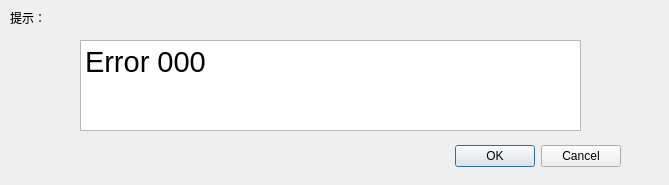
Above: dialog.ui from 520MianXiangDuiXiang520/Chat before the change. Below: the same form after it.
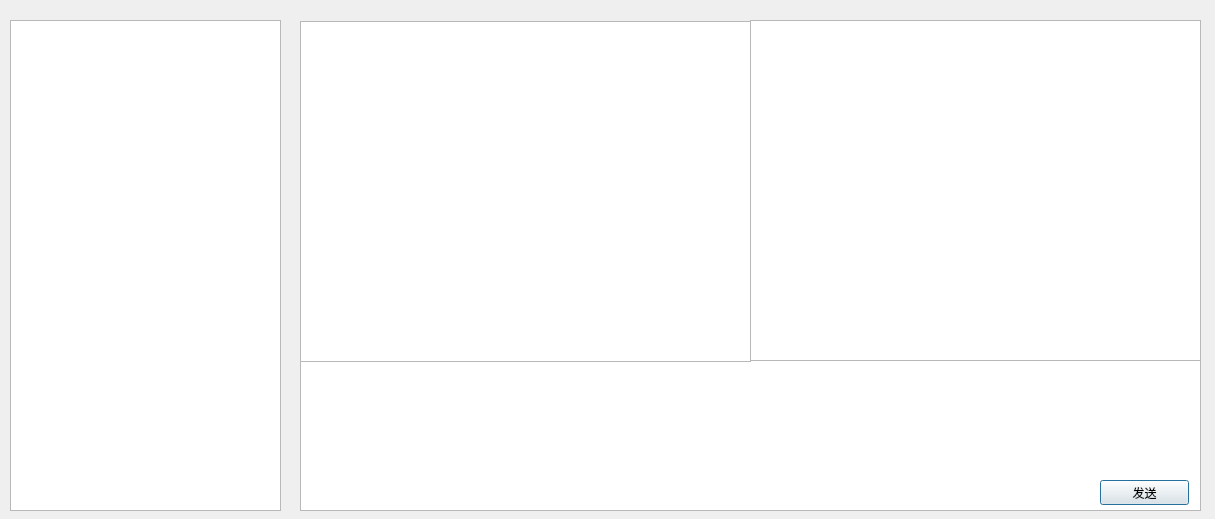
That is the form after the change.

```diff
--- a/dialog.ui
+++ b/dialog.ui
@@ -6,60 +6,64 @@
    <rect>
     <x>0</x>
     <y>0</y>
-    <width>669</width>
-    <height>185</height>
+    <width>1215</width>
+    <height>519</height>
    </rect>
   </property>
   <property name="windowTitle">
    <string>Dialog</string>
   </property>
-  <widget class="QDialogButtonBox" name="buttonBox">
+  <widget class="QTextEdit" name="textEdit">
    <property name="geometry">
     <rect>
-     <x>320</x>
-     <y>140</y>
-     <width>301</width>
-     <height>32</height>
+     <x>300</x>
+     <y>360</y>
+     <width>901</width>
+     <height>151</height>
     </rect>
    </property>
-   <property name="orientation">
-    <enum>Qt::Horizontal</enum>
+  </widget>
+  <widget class="QTextBrowser" name="textBrowser">
+   <property name="geometry">
+    <rect>
+     <x>300</x>
+     <y>21</y>
+     <width>451</width>
+     <height>341</height>
+    </rect>
    </property>
-   <property name="standardButtons">
-    <set>QDialogButtonBox::Cancel|QDialogButtonBox::Ok</set>
+  </widget>
+  <widget class="QTextBrowser" name="textBrowser_2">
+   <property name="geometry">
+    <rect>
+     <x>750</x>
+     <y>20</y>
+     <width>451</width>
+     <height>341</height>
+    </rect>
    </property>
   </widget>
-  <widget class="QLabel" name="label">
+  <widget class="QListView" name="listView">
    <property name="geometry">
     <rect>
      <x>10</x>
-     <y>10</y>
-     <width>68</width>
-     <height>15</height>
+     <y>20</y>
+     <width>271</width>
+     <height>491</height>
     </rect>
    </property>
-   <property name="lineWidth">
-    <number>3</number>
+  </widget>
+  <widget class="QPushButton" name="pushButton">
+   <property name="geometry">
+    <rect>
+     <x>1100</x>
+     <y>480</y>
+     <width>89</width>
+     <height>25</height>
+    </rect>
    </property>
    <property name="text">
-    <string>提示：</string>
-   </property>
-  </widget>
-  <widget class="QTextBrowser" name="textBrowser">
-   <property name="geometry">
-    <rect>
-     <x>80</x>
-     <y>40</y>
-     <width>501</width>
-     <height>91</height>
-    </rect>
-   </property>
-   <property name="html">
-    <string>&lt;!DOCTYPE HTML PUBLIC &quot;-//W3C//DTD HTML 4.0//EN&quot; &quot;http://www.w3.org/TR/REC-html40/strict.dtd&quot;&gt;
-&lt;html&gt;&lt;head&gt;&lt;meta name=&quot;qrichtext&quot; content=&quot;1&quot; /&gt;&lt;style type=&quot;text/css&quot;&gt;
-p, li { white-space: pre-wrap; }
-&lt;/style&gt;&lt;/head&gt;&lt;body style=&quot; font-family:'SimSun'; font-size:9pt; font-weight:400; font-style:normal;&quot;&gt;
-&lt;p style=&quot; margin-top:0px; margin-bottom:0px; margin-left:0px; margin-right:0px; -qt-block-indent:0; text-indent:0px;&quot;&gt;&lt;span style=&quot; font-family:'SimSun'; font-size:22pt; color:#000000;&quot;&gt;Error 000&lt;/span&gt;&lt;/p&gt;&lt;/body&gt;&lt;/html&gt;</string>
+    <string>发送</string>
    </property>
   </widget>
  </widget>
```
Left out of the diff: 35 changed lines with no effect on the pictures.
